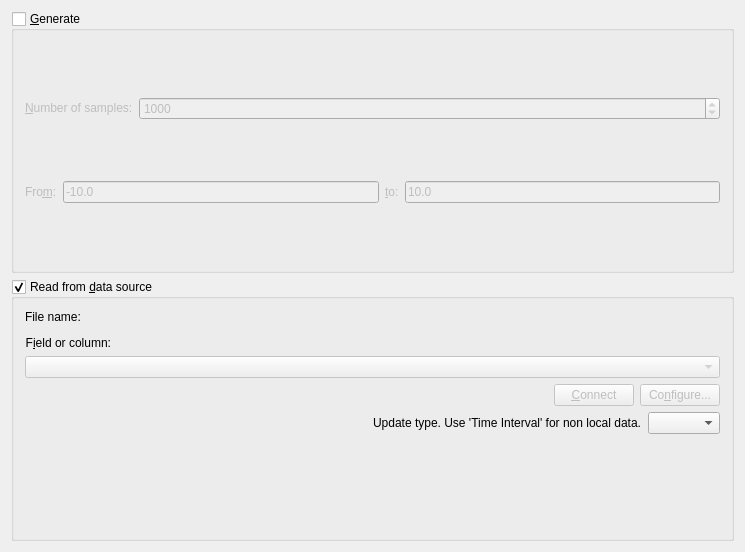
First picture: the form in src/libkstapp/vectortab.ui, repository Kst-plot/kst, before the edit.
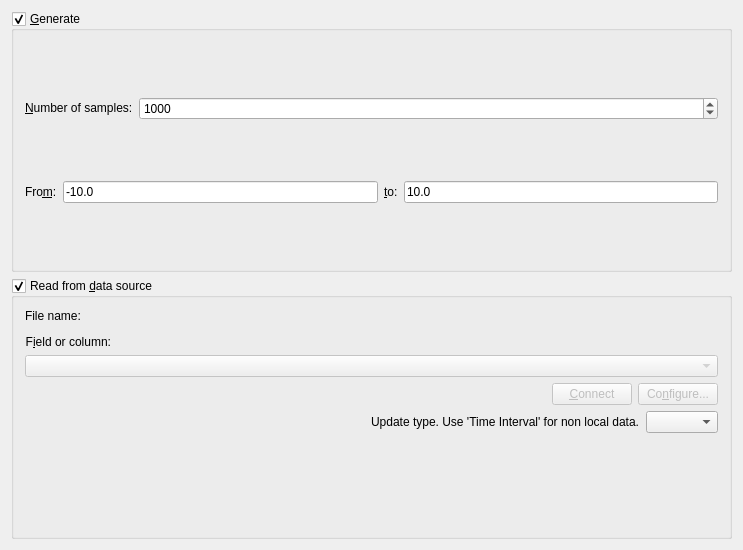
Second picture: the form after the edit. Custom widgets are drawn as their Qt base class.

Commit message:
Fix race condition and make vector dialog mode sticky
It turns out that the ascii data source validator is
not thread safe, so it needs to be protected with a
mutex.
This was discovered in the process of making the
vector dialog mode sticky.

The edit to the form file:
```diff
--- a/src/libkstapp/vectortab.ui
+++ b/src/libkstapp/vectortab.ui
@@ -6,8 +6,8 @@
    <rect>
     <x>0</x>
     <y>0</y>
-    <width>745</width>
-    <height>552</height>
+    <width>743</width>
+    <height>550</height>
    </rect>
   </property>
   <layout class="QVBoxLayout" name="verticalLayout_2">
@@ -26,7 +26,7 @@
       <bool>true</bool>
      </property>
      <property name="checked">
-      <bool>false</bool>
+      <bool>true</bool>
      </property>
      <layout class="QHBoxLayout" name="horizontalLayout_4">
       <item>
```
The commit also changes 6 other files.
